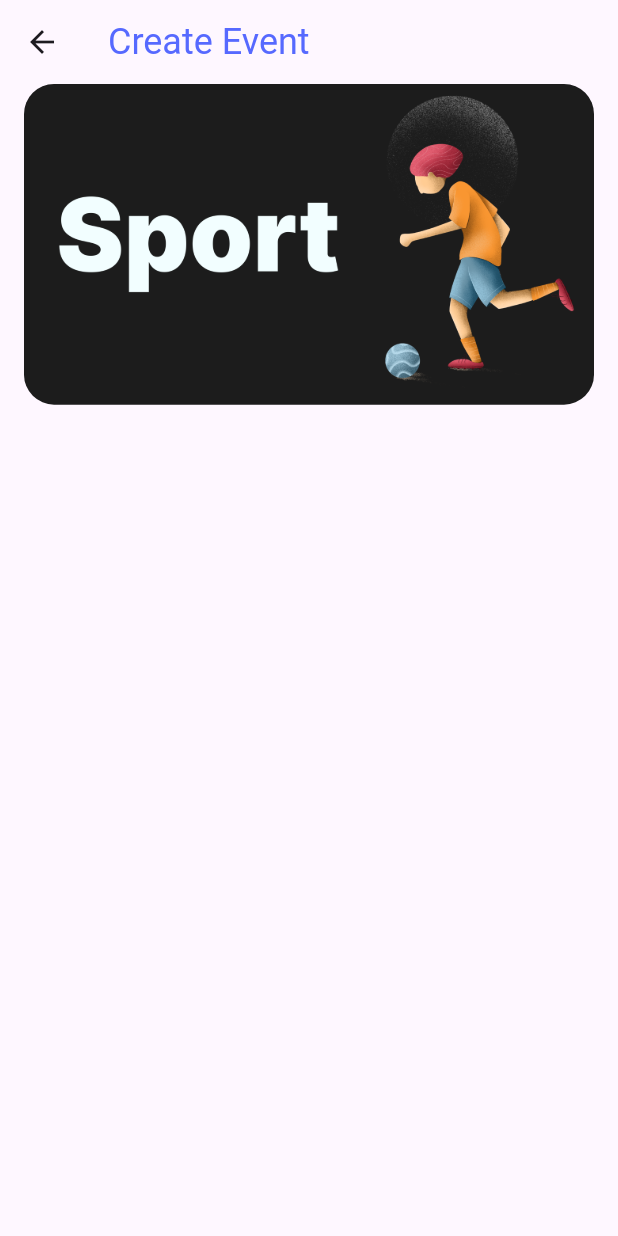
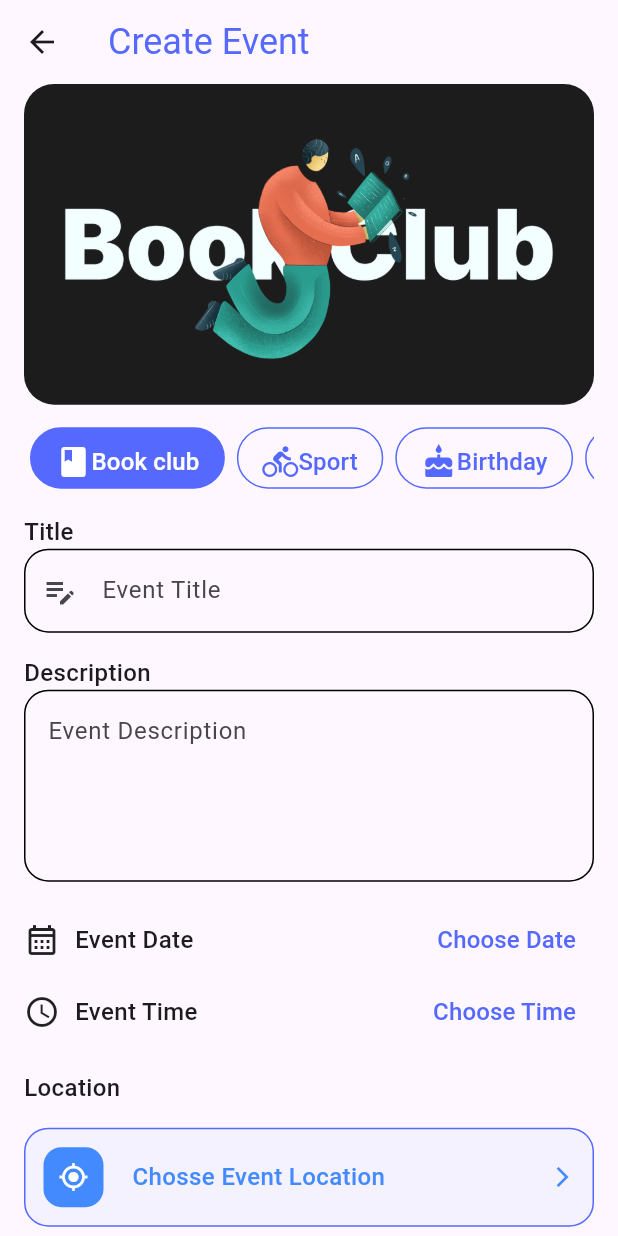
Before and after one commit to Omareid00/event_app, a Flutter app: the CreateEvent screen opened by its route, on a phone screen of 412 x 824 dp. Run offline on Flutter 3.47's test engine with Material 3 defaults, Android fonts, the phone set to English and light mode, and no system bars; our stand-ins replace animate_do, cloud_firestore, firebase_core, flutter_bounceable, smooth_page_indicator; accounts and stored records are empty.

Commit message:
create
create event

```diff
--- a/lib/screens/layout/categories_data.dart
+++ b/lib/screens/layout/categories_data.dart
@@ -3,5 +3,7 @@ class CategoriesData {
   final String categoryImg;
   final String categoryIcon;
 
+
+
   CategoriesData({required this.categoryTitle, required this.categoryImg, required this.categoryIcon});
 }
--- a/lib/screens/layout/create_event/create_event.dart
+++ b/lib/screens/layout/create_event/create_event.dart
@@ -1,5 +1,8 @@
 import 'package:event_app/cores/appcolors/appcolors.dart';
 import 'package:event_app/cores/appimages/appimages.dart';
+import 'package:event_app/screens/layout/categories_data.dart';
+import 'package:event_app/screens/layout/create_event/widget/create_event_categories.dart';
+import 'package:event_app/screens/layout/create_event/widget/create_event_tabitem.dart';
 import 'package:flutter/material.dart';
 
 class CreateEvent extends StatefulWidget {
@@ -11,32 +14,74 @@ class CreateEvent extends StatefulWidget {
 
 class _CreateEventState extends State<CreateEvent> {
   int selectedTabIndex = 0;
+  List<CreateEventCategories> createEventCategories = [
+    CreateEventCategories(
+      categoryTitle: "Book club",
+      categoryImg: AppImages.book,
+      categoryIcon: Icons.book,
+    ),
+    CreateEventCategories(
+      categoryTitle: "Sport",
+      categoryImg: AppImages.Sport,
+      categoryIcon: Icons.directions_bike_outlined,
+    ),
+    CreateEventCategories(
+      categoryTitle: "Birthday",
+      categoryImg: AppImages.birthday,
+      categoryIcon: Icons.cake,
+    ),
+    CreateEventCategories(
+      categoryTitle: "meeting",
+      categoryImg: AppImages.meeting,
+      categoryIcon: Icons.meeting_room_sharp,
+    ),
+    CreateEventCategories(
+      categoryTitle: "gaming",
+      categoryImg: AppImages.gaming,
+      categoryIcon: Icons.ice_skating_outlined,
+    ),
+    CreateEventCategories(
+      categoryTitle: "Eating",
+      categoryImg: AppImages.eating,
+      categoryIcon: Icons.ice_skating_outlined,
+    ),
+    CreateEventCategories(
+      categoryTitle: "Holiday",
+      categoryImg: AppImages.holiday,
+      categoryIcon: Icons.ice_skating_outlined,
+    ),
+  ];
 
   @override
   Widget build(BuildContext context) {
     return Scaffold(
       appBar: AppBar(
-        title:
-        const Text(
+        title: const Text(
           textAlign: TextAlign.center,
-          "Create Event",style:
-          TextStyle(
-
+          "Create Event",
+          style: TextStyle(
             fontSize: 24,
             fontWeight: FontWeight.w400,
-            color: AppColors.primary
-          ),),
+            color: AppColors.primary,
           ),
-      body: Padding(
+        ),
+      ),
+      body: SingleChildScrollView(
+        child: Padding(
           padding: const EdgeInsets.symmetric(horizontal: 16),
           child: Column(
+            crossAxisAlignment: CrossAxisAlignment.stretch,
             children: [
               ClipRRect(
                 borderRadius: BorderRadius.circular(20),
-                child: Image.asset(AppImages.Sport,fit: BoxFit.cover,)),
-            SizedBox(height: 15,),
+                child: Image.asset(
+                  createEventCategories[selectedTabIndex].categoryImg,
+                  fit: BoxFit.cover,
+                ),
+              ),
+              SizedBox(height: 15),
               DefaultTabController(
-              length: categories.length,
+                length: createEventCategories.length,
                 child: TabBar(
                   isScrollable: true,
                   tabAlignment: TabAlignment.start,
@@ -52,20 +97,197 @@ class _CreateEventState extends State<CreateEvent> {
                     });
                   },
 
-                tabs: categories.map((categoriesData) {
-                  return Tabitemwidget(
+                  tabs: createEventCategories.map((categoriesData) {
+                    return CreateEventTabitem(
                       isSelected:
                           selectedTabIndex ==
-                        categories.indexOf(categoriesData),
-                    categoriesData: categoriesData,
+                          createEventCategories.indexOf(categoriesData),
+                      eventcreateData: categoriesData,
                     );
                   }).toList(),
                 ),
               ),
+              SizedBox(height: 15),
+              Text(
+                "Title",
+                style: TextStyle(fontSize: 16, fontWeight: FontWeight.w500),
+              ),
+              TextFormField(
+                decoration: InputDecoration(
+                  prefixIcon: Icon(Icons.edit_note_outlined),
+                  hintText: "Event Title",
+                  disabledBorder: OutlineInputBorder(
+                    borderRadius: BorderRadius.circular(16),
+                  ),
+                  enabledBorder: OutlineInputBorder(
+                    borderRadius: BorderRadius.circular(16),
+                  ),
+                  focusedBorder: OutlineInputBorder(
+                    borderRadius: BorderRadius.circular(16),
+                  ),
+                  errorBorder: OutlineInputBorder(
+                    borderRadius: BorderRadius.circular(16),
+                  ),
+                  border: OutlineInputBorder(
+                    borderRadius: BorderRadius.circular(16),
+                  ),
+                ),
+              ),
+              SizedBox(height: 15),
+              Text(
+                "Description",
+                style: TextStyle(fontSize: 16, fontWeight: FontWeight.w500),
+              ),
+              TextFormField(
+                maxLines: 4,
+
+                decoration: InputDecoration(
+                  hintText: "Event Description",
+                  disabledBorder: OutlineInputBorder(
+                    borderRadius: BorderRadius.circular(16),
+                  ),
+                  enabledBorder: OutlineInputBorder(
+                    borderRadius: BorderRadius.circular(16),
+                  ),
+                  focusedBorder: OutlineInputBorder(
+                    borderRadius: BorderRadius.circular(16),
+                  ),
+                  errorBorder: OutlineInputBorder(
+                    borderRadius: BorderRadius.circular(16),
+                  ),
+                  border: OutlineInputBorder(
+                    borderRadius: BorderRadius.circular(16),
+                  ),
+                ),
+              ),
+              SizedBox(height: 15),
+              Row(
+                children: [
+                  Icon(Icons.calendar_month_outlined),
+                  SizedBox(width: 10),
+                  Text(
+                    "Event Date",
+                    style: TextStyle(fontSize: 16, fontWeight: FontWeight.w500),
+                  ),
+                  Spacer(),
+                  TextButton(
+                    onPressed: () {},
+                    child: Text(
+                      "Choose Date",
+                      style: TextStyle(
+                        fontSize: 16,
+                        fontWeight: FontWeight.w500,
+                        color: AppColors.primary,
+                      ),
+                    ),
+                  ),
+                ],
+              ),
+              Row(
+                children: [
+                  Icon(Icons.access_time_outlined),
+                  SizedBox(width: 10),
+                  Text(
+                    "Event Time",
+                    style: TextStyle(fontSize: 16, fontWeight: FontWeight.w500),
+                  ),
+                  Spacer(),
+                  TextButton(
+                    onPressed: () {},
+                    child: Text(
+                      "Choose Time",
+                      style: TextStyle(
+                        fontSize: 16,
+                        fontWeight: FontWeight.w500,
+                        color: AppColors.primary,
+                      ),
+                    ),
+                  ),
+                ],
+              ),
+              SizedBox(height: 15),
+              Text(
+                "Location",
+                style: TextStyle(fontSize: 16, fontWeight: FontWeight.w500),
+              ),
+              SizedBox(height: 15),
+        InkWell(
+          onTap: () {
+            // Handle click
+          },
+          borderRadius: BorderRadius.circular(16),
+          child: Container(
+            padding: const EdgeInsets.all(12),
+            decoration: BoxDecoration(
+              color: Colors.blue.withOpacity(0.05),
+              borderRadius: BorderRadius.circular(16),
+              border: Border.all(color: AppColors.primary, width: 1),
+            ),
+            child: Row(
+              children: [
+                // Left Icon Box
+                Container(
+                  padding: const EdgeInsets.all(10),
+                  decoration: BoxDecoration(
+                    color: Colors.blueAccent,
+                    borderRadius: BorderRadius.circular(12),
+                  ),
+                  child: const Icon(
+                    Icons.my_location,
+                    color: Colors.white,
+                    size: 20,
+                  ),
+                ),
+                const SizedBox(width: 15),
+
+                // Text
+                Expanded(
+                  child: Text(
+                    " Chosse Event Location",
+                    style: TextStyle(
+                      fontSize: 16,
+                      fontWeight: FontWeight.w500,
+                      color: Colors.blueAccent,
+                    ),
+                  ),
+                ),
+
+                // Right Arrow
+                const Icon(
+                  Icons.arrow_forward_ios,
+                  size: 16,
+                  color: Colors.blueAccent,
+                ),
+              ],
+            ),
 
 
+          ),
+        ),
+              SizedBox(height: 15),
+              ElevatedButton(
+
+                onPressed: () {},
+                style: ElevatedButton.styleFrom(
+                  backgroundColor: AppColors.primary,
+                  elevation: 2,
+                  fixedSize: Size(double.infinity, 50),
+                  shape: RoundedRectangleBorder(
+                    borderRadius: BorderRadius.circular(16),
+                  ),
+                ),
+                child: Text(
+                  "Add Event",
+                  style: TextStyle(
+                    fontSize: 16,
+                    fontWeight: FontWeight.w500,
+                    color: AppColors.white,
+                  ),
+                ),
+              ),
 
             ],
+          ),
         ),
       ),
     );
--- /dev/null
+++ b/lib/screens/layout/create_event/widget/create_event_categories.dart
@@ -0,0 +1,13 @@
+ import 'package:flutter/cupertino.dart';
+
+class CreateEventCategories {
+  final String categoryTitle;
+  final String categoryImg;
+  final IconData categoryIcon;
+
+  CreateEventCategories({
+    required this.categoryTitle,
+    required this.categoryImg,
+    required this.categoryIcon,
+  });
+}
--- a/lib/screens/layout/create_event/widget/create_event_tabitem.dart
+++ b/lib/screens/layout/create_event/widget/create_event_tabitem.dart
@@ -1,10 +1,45 @@
+import 'package:event_app/cores/appcolors/appcolors.dart';
+import 'package:event_app/screens/layout/categories_data.dart';
 import 'package:flutter/material.dart';
 
+import 'create_event_categories.dart';
+
 class CreateEventTabitem extends StatelessWidget {
-  const CreateEventTabitem({Key? key}) : super(key: key);
+  final CreateEventCategories eventcreateData;
+  final bool isSelected;
+  const CreateEventTabitem({super.key, required this.eventcreateData, required this.isSelected});
+
 
   @override
   Widget build(BuildContext context) {
-    return Container();
+    return Container(
+      padding: EdgeInsets.only(
+        left: 16,
+        right: 16,
+        top: 10,
+        bottom: 5,
+      ),
+      decoration: BoxDecoration(
+
+        color: isSelected ? AppColors.primary : Colors.transparent,
+        borderRadius: BorderRadius.circular(30),
+        border: Border.all(
+          color: isSelected ? AppColors.primary : AppColors.primary,
+        ),
+      ),
+      child: Row(
+        children: [
+          Icon(eventcreateData.categoryIcon,
+            color: isSelected ? AppColors.white : AppColors.primary,
+          ),
+
+          Text(eventcreateData.categoryTitle,style: TextStyle(
+              color: isSelected ? AppColors.white : AppColors.primary,
+              fontSize: 16,
+              fontWeight: FontWeight.w500
+          ),),
+        ],
+      ),
+    );
   }
 }
```
Lines whose indentation alone changed are shown as unchanged.
